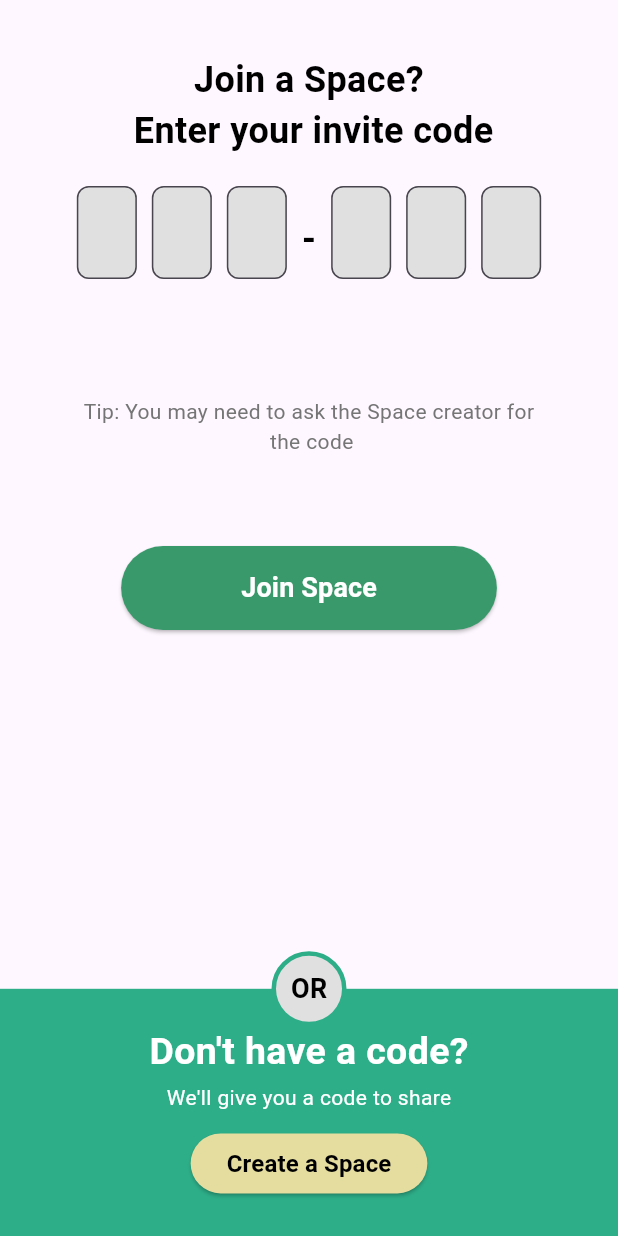
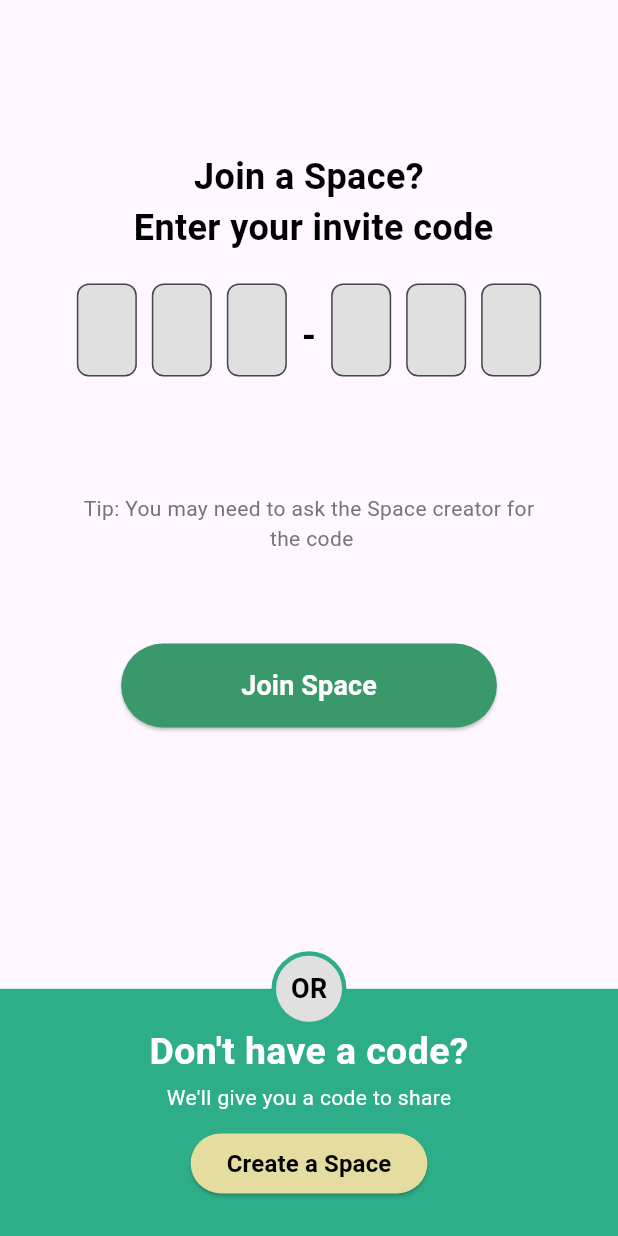
Before and after one commit to jharodiv/Lumen, a Flutter app: the SpacestartupScreen screen opened directly, on a phone screen of 412 x 824 dp. Run offline on Flutter 3.47's test engine with Material 3 defaults, Android fonts, the phone set to English and light mode, and no system bars; our stand-ins replace animated_splash_screen, lottie.

Commit message:
Minimal Changes for Space Startup Screen

```diff
--- a/frontend/lib/maharani/screens/spaceScreen/spacestartup_screen.dart
+++ b/frontend/lib/maharani/screens/spaceScreen/spacestartup_screen.dart
@@ -10,16 +10,15 @@ class SpacestartupScreen extends StatelessWidget {
     return const Scaffold(
       body: Stack(
         children: [
-          SingleChildScrollView(
-            child: Column(
-              children: [
-                Joinstartup(),
-              ],
-            ),
-          ),
           Align(
             alignment: Alignment.bottomCenter,
             child: Createstartup(),
+          ),
+          Positioned(
+            top: 65,
+            left: 0,
+            right: 0,
+            child: Joinstartup(),
           ),
         ],
       ),
--- a/frontend/lib/main.dart
+++ b/frontend/lib/main.dart
@@ -1,11 +1,9 @@
 import 'package:flutter/material.dart';
-import 'package:frontend/maharani/screens/spaceScreen/spacestartup_screen.dart';
-//import 'package:frontend/maharani/screens/splashscreen.dart';
-import 'package:frontend/maharani/widgets/myspaceStartup/createstartup.dart';
+import 'package:frontend/maharani/screens/splashscreen.dart';
 
 void main() {
   runApp(const MaterialApp(
     debugShowCheckedModeBanner: false,
-    home: SpacestartupScreen(),
+    home: Splashscreen(),
   ));
 }
```
